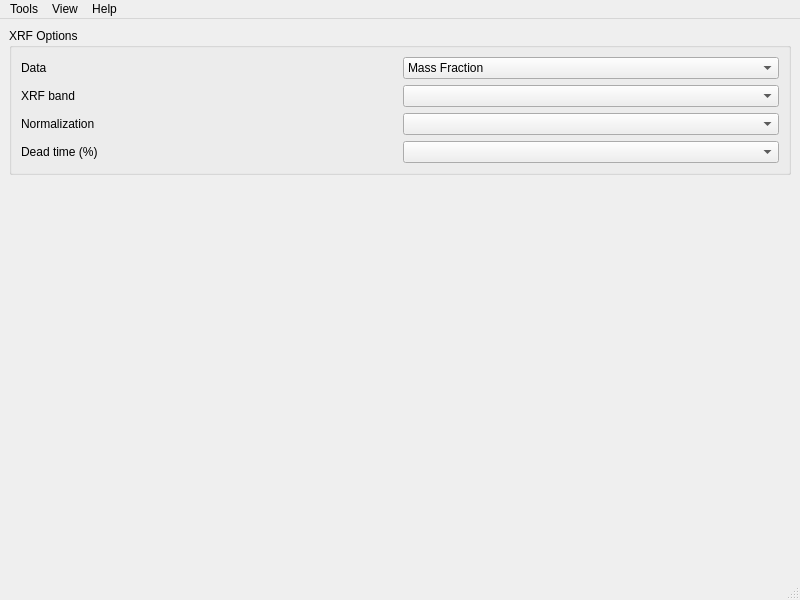
Old version of the form xpaxs/frontend/ui/ui_mcaanalysiswindow.ui in the repository praxes/praxes.
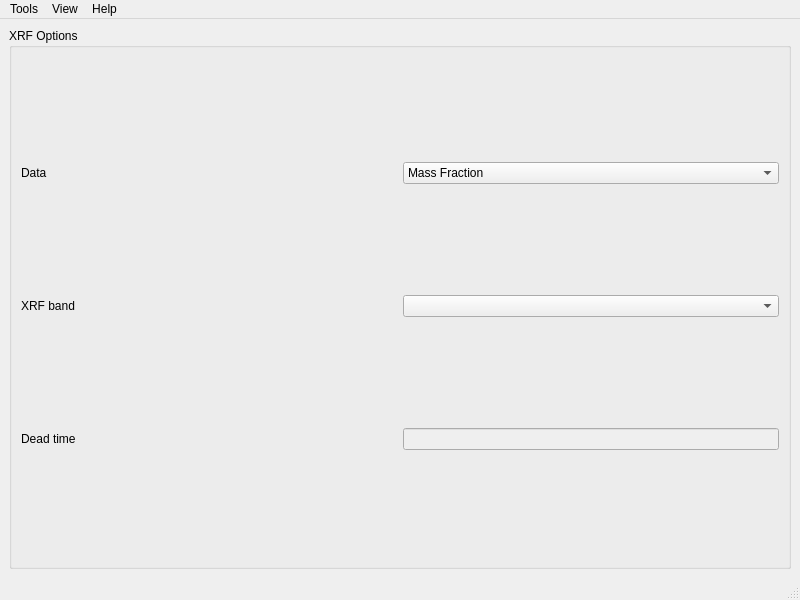
New version of the form.

Commit message: robust method for dealing with dead time

Patch:
```diff
--- a/xpaxs/frontend/ui/ui_mcaanalysiswindow.ui
+++ b/xpaxs/frontend/ui/ui_mcaanalysiswindow.ui
@@ -86,22 +86,6 @@
             <widget class="QComboBox" name="xrfBandComboBox"/>
            </item>
            <item row="2" column="0">
-            <widget class="QLabel" name="label_3">
-             <property name="sizePolicy">
-              <sizepolicy hsizetype="Preferred" vsizetype="Preferred">
-               <horstretch>0</horstretch>
-               <verstretch>0</verstretch>
-              </sizepolicy>
-             </property>
-             <property name="text">
-              <string>Normalization</string>
-             </property>
-            </widget>
-           </item>
-           <item row="2" column="1">
-            <widget class="QComboBox" name="normalizationComboBox"/>
-           </item>
-           <item row="3" column="0">
             <widget class="QLabel" name="label_4">
              <property name="sizePolicy">
               <sizepolicy hsizetype="Preferred" vsizetype="Preferred">
@@ -110,29 +94,34 @@
               </sizepolicy>
              </property>
              <property name="text">
-              <string>Dead time (%)</string>
+              <string>Dead time</string>
              </property>
             </widget>
            </item>
-           <item row="3" column="1">
-            <widget class="QComboBox" name="deadTimeComboBox"/>
+           <item row="2" column="1">
+            <widget class="QLineEdit" name="deadTimeReport">
+             <property name="enabled">
+              <bool>false</bool>
+             </property>
+             <property name="sizePolicy">
+              <sizepolicy hsizetype="Preferred" vsizetype="Fixed">
+               <horstretch>0</horstretch>
+               <verstretch>0</verstretch>
+              </sizepolicy>
+             </property>
+             <property name="acceptDrops">
+              <bool>false</bool>
+             </property>
+             <property name="toolTip">
+              <string>The dead time native format, if found. Valid formats include %, fraction, correction, and normalization.
+
+Correction means the data are multiplied by the dead time values to yield corrected results. normalization means the data are divided by the dead time values.</string>
+             </property>
+            </widget>
            </item>
           </layout>
          </widget>
         </item>
-        <item>
-         <spacer name="verticalSpacer">
-          <property name="orientation">
-           <enum>Qt::Vertical</enum>
-          </property>
-          <property name="sizeHint" stdset="0">
-           <size>
-            <width>20</width>
-            <height>40</height>
-           </size>
-          </property>
-         </spacer>
-        </item>
        </layout>
       </widget>
      </widget>
```
The commit also changes 8 other files.
